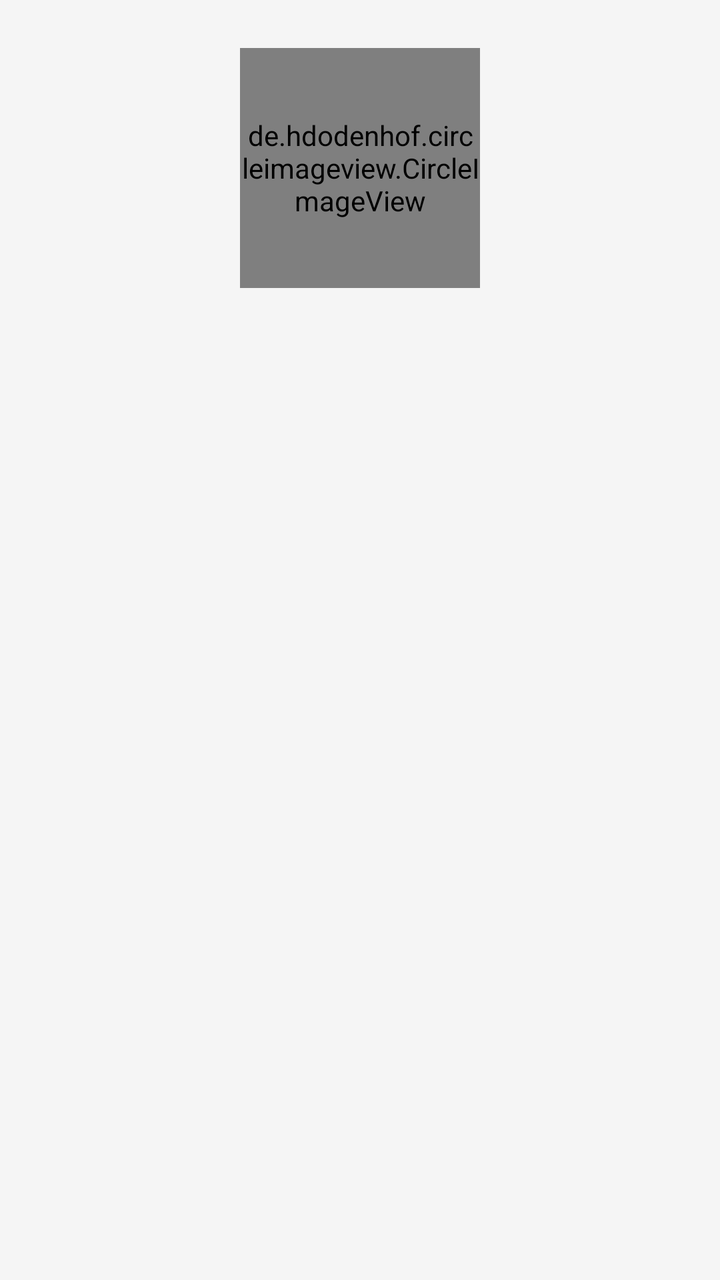
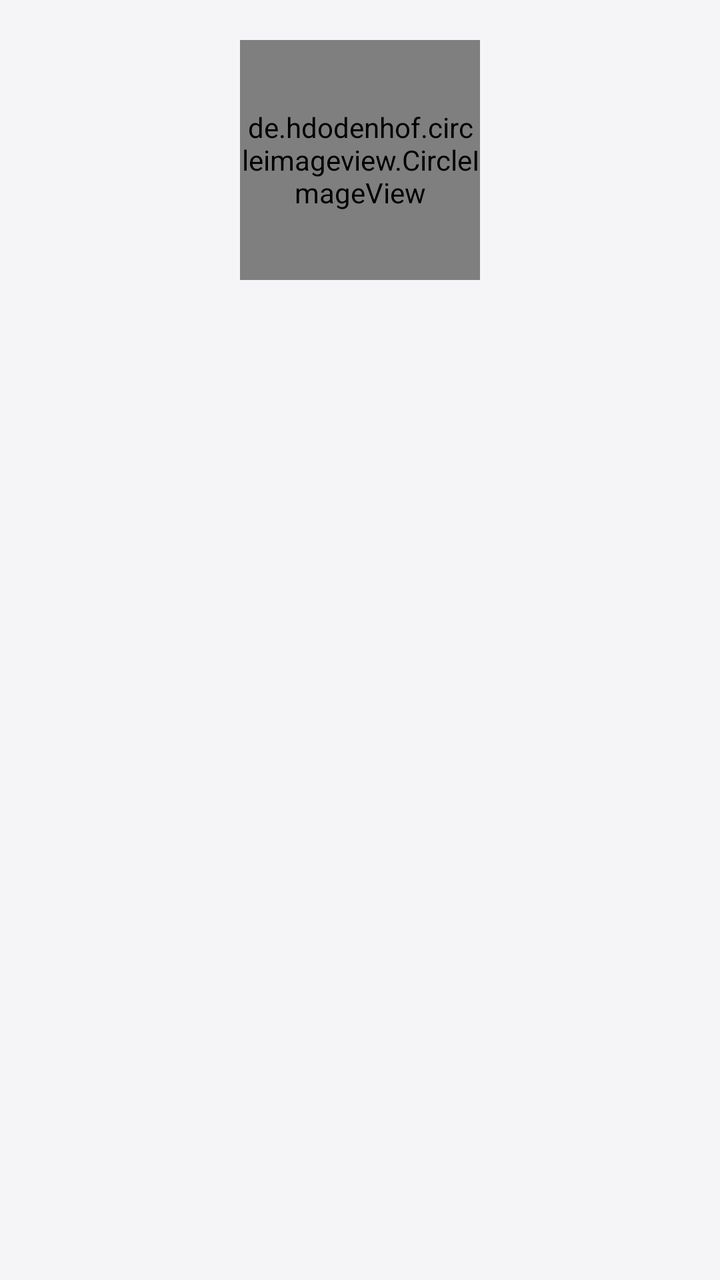

The first picture is an Android layout as it rendered before a commit; the second is the same layout after the commit. The layout source and the unified diff follow.
<!-- AndroidManifest.xml: application theme AppTheme -->
<!-- res/layout/fragment_contact.xml -->
<?xml version="1.0" encoding="utf-8"?>

<LinearLayout xmlns:android="http://schemas.android.com/apk/res/android"
    android:layout_width="match_parent"
    android:layout_height="match_parent"
    android:orientation="vertical">

    <LinearLayout
        android:layout_width="match_parent"
        android:layout_height="wrap_content"
        android:layout_marginTop="@dimen/define_dimen_10"
        android:gravity="center"
        android:orientation="vertical"
        android:padding="@dimen/define_dimen_14">

        <de.hdodenhof.circleimageview.CircleImageView
            android:layout_width="@dimen/define_dimen_120"
            android:layout_height="@dimen/define_dimen_120"
            android:src="@drawable/ic_logo_utt" />

        <TextView
            android:id="@+id/tv_about_us_title"
            android:layout_width="wrap_content"
            android:layout_height="wrap_content"
            android:layout_marginTop="@dimen/define_dimen_10"
            android:textColor="@color/colorPrimary"
            android:textSize="@dimen/text_size_xnormal" />

        <TextView
            android:id="@+id/tv_about_us_content"
            android:layout_width="wrap_content"
            android:layout_height="wrap_content"
            android:layout_marginTop="@dimen/define_dimen_10"
            android:gravity="center"
            android:textColor="@color/textColorPrimary"
            android:textSize="@dimen/text_size_small" />

        <LinearLayout
            android:id="@+id/layout_website"
            android:layout_width="wrap_content"
            android:layout_height="wrap_content"
            android:layout_marginTop="@dimen/define_dimen_10"
            android:padding="@dimen/define_dimen_2"
            android:orientation="vertical">

            <TextView
                android:id="@+id/tv_about_us_website"
                android:layout_width="wrap_content"
                android:layout_height="wrap_content"
                android:textColor="@color/blue"
                android:textStyle="bold"
                android:textSize="@dimen/text_size_small" />

            <View
                android:layout_width="match_parent"
                android:background="@color/blue"
                android:layout_height="1dp"/>

        </LinearLayout>
    </LinearLayout>

    <androidx.recyclerview.widget.RecyclerView
        android:id="@+id/rcvData"
        android:layout_width="match_parent"
        android:layout_height="wrap_content"
        android:layout_marginBottom="@dimen/define_dimen_14"
        android:layout_marginStart="@dimen/define_dimen_14"/>
</LinearLayout>
<!-- resources referenced by this layout -->
<resources>
  <color name="blue">#2196F3</color>
  <color name="colorPrimary">#EE4D2D</color>
  <color name="textColorPrimary">#222222</color>
  <dimen name="define_dimen_10">10dp</dimen>
  <dimen name="define_dimen_120">120dp</dimen>
  <dimen name="define_dimen_14">14dp</dimen>
  <dimen name="define_dimen_2">2dp</dimen>
  <dimen name="text_size_small">14sp</dimen>
  <dimen name="text_size_xnormal">18sp</dimen>
  <!-- drawable ic_logo_utt (drawable) -->
  <vector xmlns:android="http://schemas.android.com/apk/res/android"
      android:width="108dp"
      android:height="108dp"
      android:viewportWidth="108"
      android:viewportHeight="108">
  
      
      <path
          android:fillColor="#EE4D2D"
          android:pathData="M0,0 H108 V108 H0 Z" />
  
      
      <group
          android:translateX="21.6"
          android:translateY="21.6"
          android:scaleX="2.7"
          android:scaleY="2.7">
          <path
              android:fillColor="#FFFFFF"
              android:pathData="M11,9H9V2H7v7H5V2H3v7c0,2.12 1.66,3.84 3.75,3.97V22h2.5v-9.03C11.34,12.84 13,11.12 13,9V2h-2v7zM16,6v8h2.5v8H21V2c-2.76,0 -5,2.24 -5,4z" />
      </group>
  </vector>
  <style name="AppTheme" parent="Theme.AppCompat.Light.NoActionBar">
          <item name="colorPrimary">@color/colorPrimary</item>
          <item name="colorPrimaryDark">@color/colorPrimaryDark</item>
          <item name="colorAccent">@color/colorAccent</item>
          <item name="android:statusBarColor">@color/brandOrangeDark</item>
          <item name="android:windowBackground">@color/screenBackground</item>
          <item name="android:textColor">@color/textColorPrimary</item>
      </style>
  <color name="colorPrimaryDark">#D73211</color>
  <color name="colorAccent">#FF7A47</color>
  <color name="brandOrangeDark">#D73211</color>
  <color name="screenBackground">#F5F5F5</color>
</resources>

<!-- the commit's change to res/layout/fragment_contact.xml (unified diff, before → after) -->
@@ -3,15 +3,15 @@
 <LinearLayout xmlns:android="http://schemas.android.com/apk/res/android"
     android:layout_width="match_parent"
     android:layout_height="match_parent"
+    android:background="@color/screenBackground"
     android:orientation="vertical">
 
     <LinearLayout
         android:layout_width="match_parent"
         android:layout_height="wrap_content"
-        android:layout_marginTop="@dimen/define_dimen_10"
         android:gravity="center"
         android:orientation="vertical"
-        android:padding="@dimen/define_dimen_14">
+        android:padding="@dimen/define_dimen_20">
 
         <de.hdodenhof.circleimageview.CircleImageView
             android:layout_width="@dimen/define_dimen_120"
@@ -22,17 +22,19 @@
             android:id="@+id/tv_about_us_title"
             android:layout_width="wrap_content"
             android:layout_height="wrap_content"
-            android:layout_marginTop="@dimen/define_dimen_10"
-            android:textColor="@color/colorPrimary"
-            android:textSize="@dimen/text_size_xnormal" />
+            android:layout_marginTop="@dimen/define_dimen_12"
+            android:textColor="@color/neutral900"
+            android:textSize="@dimen/text_size_xnormal"
+            android:textStyle="bold" />
 
         <TextView
             android:id="@+id/tv_about_us_content"
             android:layout_width="wrap_content"
             android:layout_height="wrap_content"
-            android:layout_marginTop="@dimen/define_dimen_10"
+            android:layout_marginTop="@dimen/define_dimen_8"
             android:gravity="center"
-            android:textColor="@color/textColorPrimary"
+            android:lineSpacingExtra="3dp"
+            android:textColor="@color/neutral600"
             android:textSize="@dimen/text_size_small" />
 
         <LinearLayout
@@ -47,13 +49,13 @@
                 android:id="@+id/tv_about_us_website"
                 android:layout_width="wrap_content"
                 android:layout_height="wrap_content"
-                android:textColor="@color/blue"
+                android:textColor="@color/brandOrange"
                 android:textStyle="bold"
                 android:textSize="@dimen/text_size_small" />
 
             <View
                 android:layout_width="match_parent"
-                android:background="@color/blue"
+                android:background="@color/brandOrange"
                 android:layout_height="1dp"/>
 
         </LinearLayout>
@@ -64,5 +66,6 @@
         android:layout_width="match_parent"
         android:layout_height="wrap_content"
         android:layout_marginBottom="@dimen/define_dimen_14"
-        android:layout_marginStart="@dimen/define_dimen_14"/>
+        android:layout_marginStart="@dimen/define_dimen_8"
+        android:layout_marginEnd="@dimen/define_dimen_8"/>
 </LinearLayout>
<!-- resource entries referenced after the edit -->
@@ -1,12 +1,17 @@
 <!-- resources referenced by this layout -->
 <resources>
-  <color name="blue">#2196F3</color>
+  <color name="brandOrange">#EE4D2D</color>
+  <color name="neutral600">#4B5563</color>
+  <color name="neutral900">#111827</color>
   <color name="colorPrimary">#EE4D2D</color>
   <color name="textColorPrimary">#222222</color>
   <dimen name="define_dimen_10">10dp</dimen>
+  <dimen name="define_dimen_12">12dp</dimen>
   <dimen name="define_dimen_120">120dp</dimen>
   <dimen name="define_dimen_14">14dp</dimen>
   <dimen name="define_dimen_2">2dp</dimen>
+  <dimen name="define_dimen_20">20dp</dimen>
+  <dimen name="define_dimen_8">8dp</dimen>
   <dimen name="text_size_small">14sp</dimen>
   <dimen name="text_size_xnormal">18sp</dimen>
   <!-- drawable ic_logo_utt (drawable) -->
@@ -43,6 +48,6 @@
   <color name="colorPrimaryDark">#D73211</color>
   <color name="colorAccent">#FF7A47</color>
   <color name="brandOrangeDark">#D73211</color>
-  <color name="screenBackground">#F5F5F5</color>
+  <color name="screenBackground">#F5F5F7</color>
 </resources>
 
